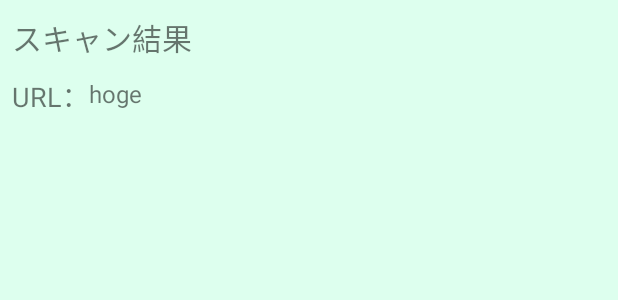
After one commit to daiki0508/QRCodeReader, an Android app: the layout activity_after_scan.xml on its own in the app's theme, with its tools: preview values and no code run, on a phone screen of 412 x 824 dp. The commit adds this screen. Shown: the top 300 px of the screen. Run offline under Robolectric (Android 15) with nearby library versions, the phone set to English and light mode, and no system bars.

Commit message:
Implemented the operation when the QR code is read successfully. Implemented validation check in AfterScanActivity.

```diff
--- /dev/null
+++ b/app/src/main/res/layout/activity_after_scan.xml
@@ -0,0 +1,55 @@
+<?xml version="1.0" encoding="utf-8"?>
+<androidx.constraintlayout.widget.ConstraintLayout xmlns:android="http://schemas.android.com/apk/res/android"
+    xmlns:app="http://schemas.android.com/apk/res-auto"
+    xmlns:tools="http://schemas.android.com/tools"
+    android:layout_width="match_parent"
+    android:layout_height="match_parent"
+    android:background="#dfe"
+    tools:context=".ui.main.afterscan.AfterScanActivity">
+
+    <TextView
+        android:id="@+id/textView"
+        android:layout_width="wrap_content"
+        android:layout_height="wrap_content"
+        android:layout_marginStart="8dp"
+        android:layout_marginTop="10dp"
+        android:text="スキャン結果"
+        android:textSize="20sp"
+        app:layout_constraintStart_toStartOf="parent"
+        app:layout_constraintTop_toTopOf="parent" />
+
+    <TextView
+        android:id="@+id/textView2"
+        android:layout_width="wrap_content"
+        android:layout_height="wrap_content"
+        android:layout_marginStart="8dp"
+        android:layout_marginTop="10dp"
+        android:text="URL："
+        android:textSize="18sp"
+        app:layout_constraintStart_toStartOf="parent"
+        app:layout_constraintTop_toBottomOf="@+id/textView" />
+
+    <TextView
+        android:id="@+id/scanUrl"
+        android:layout_width="0dp"
+        android:layout_height="wrap_content"
+        android:layout_marginTop="11dp"
+        android:layout_marginEnd="8dp"
+        android:text="hoge"
+        android:textSize="16sp"
+        app:layout_constraintEnd_toEndOf="parent"
+        app:layout_constraintStart_toEndOf="@+id/textView2"
+        app:layout_constraintTop_toBottomOf="@+id/textView" />
+
+    <androidx.recyclerview.widget.RecyclerView
+        android:id="@+id/selectRecyclerView"
+        android:layout_width="match_parent"
+        android:layout_height="wrap_content"
+        android:layout_marginTop="55dp"
+        android:layout_marginStart="8dp"
+        android:layout_marginEnd="8dp"
+        app:layout_constraintEnd_toEndOf="parent"
+        app:layout_constraintStart_toStartOf="parent"
+        app:layout_constraintTop_toBottomOf="@+id/scanUrl" />
+
+</androidx.constraintlayout.widget.ConstraintLayout>
--- a/app/src/main/res/layout/activity_main.xml
+++ b/app/src/main/res/layout/activity_main.xml
@@ -5,6 +5,6 @@
     android:layout_width="match_parent"
     android:layout_height="match_parent"
     android:background="#dfe"
-    tools:context=".ui.MainActivity">
+    tools:context=".ui.main.MainActivity">
 
 </androidx.constraintlayout.widget.ConstraintLayout>
```
Also changed, not shown: app/src/main/AndroidManifest.xml (+12 -7 lines), app/src/main/java/com/websarva/wings/android/qrcodereader/ui/main/MainActivity.kt (renamed from app/src/main/java/com/websarva/wings/android/qrcodereader/ui/MainActivity.kt, +8 -2 lines), app/src/main/java/com/websarva/wings/android/qrcodereader/ui/main/afterscan/AfterScanActivity.kt (added, +31 -0 lines).
